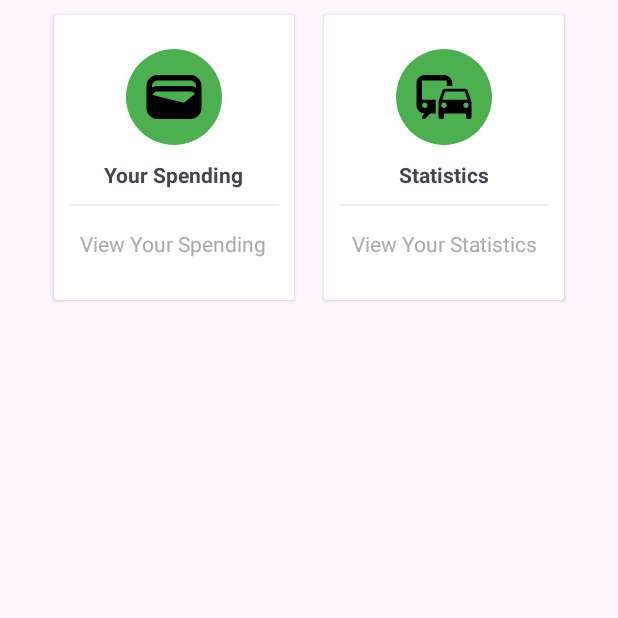
After one commit to elialuko/FinalYearProject, an Android app: the InsightsWelcome screen opened directly, with no data from a screen before it, on a phone screen of 412 x 824 dp, the top half of it. The commit adds this screen. Run offline under Robolectric (Android 15) with nearby library versions, the phone set to English and light mode, and no system bars.

Commit message:
Initial Commit

```diff
--- a/app/src/main/AndroidManifest.xml
+++ b/app/src/main/AndroidManifest.xml
@@ -18,6 +18,12 @@
         android:theme="@style/Theme.Busbooking"
         android:usesCleartextTraffic="true"
         tools:targetApi="31">
+        <activity
+            android:name=".InsightsWelcome"
+            android:exported="false" />
+        <activity
+            android:name=".Transactions"
+            android:exported="false" />
         <activity
             android:name=".AdminWelcome"
             android:exported="false" />
--- /dev/null
+++ b/app/src/main/java/com/example/busbooking/InsightsWelcome.java
@@ -0,0 +1,41 @@
+package com.example.busbooking;
+
+import androidx.appcompat.app.AppCompatActivity;
+import androidx.cardview.widget.CardView;
+
+import android.content.Intent;
+import android.os.Bundle;
+import android.view.View;
+
+public class InsightsWelcome extends AppCompatActivity implements View.OnClickListener {
+
+    CardView spending, statistics;
+
+    @Override
+    protected void onCreate(Bundle savedInstanceState) {
+        super.onCreate(savedInstanceState);
+        setContentView(R.layout.activity_insights_welcome);
+        spending = findViewById(R.id.spending_card);
+        statistics = findViewById(R.id.statistics_card);
+
+        spending.setOnClickListener(this);
+        statistics.setOnClickListener(this);
+    }
+
+    @Override
+    public void onClick(View v) {
+        Intent i;
+        String tag = (String) v.getTag();
+
+        switch (tag) {
+            case "spending":
+                i = new Intent(InsightsWelcome.this, Transactions.class);
+                startActivity(i);
+                break;
+            case "statistics":
+                i = new Intent(InsightsWelcome.this, Analytics.class);
+                startActivity(i);
+                break;
+        }
+    }
+}
--- a/app/src/main/java/com/example/busbooking/Welcome.java
+++ b/app/src/main/java/com/example/busbooking/Welcome.java
@@ -53,7 +53,7 @@ public class Welcome extends AppCompatActivity implements View.OnClickListener {
             case "tickets" : i = new Intent(Welcome.this, Profile.class);
             startActivity(i);
             break;
-            case "analytics" : i = new Intent(Welcome.this, Analytics.class);
+            case "analytics" : i = new Intent(Welcome.this, InsightsWelcome.class);
             startActivity(i);
             break;
             case "logout" : i = new Intent(Welcome.this, Logout.class);
--- /dev/null
+++ b/app/src/main/res/drawable/baseline_wallet_24.xml
@@ -0,0 +1,5 @@
+<vector android:height="24dp" android:tint="#000000"
+    android:viewportHeight="24" android:viewportWidth="24"
+    android:width="24dp" xmlns:android="http://schemas.android.com/apk/res/android">
+    <path android:fillColor="@android:color/white" android:pathData="M18,4H6C3.79,4 2,5.79 2,8v8c0,2.21 1.79,4 4,4h12c2.21,0 4,-1.79 4,-4V8C22,5.79 20.21,4 18,4zM16.14,13.77c-0.24,0.2 -0.57,0.28 -0.88,0.2L4.15,11.25C4.45,10.52 5.16,10 6,10h12c0.67,0 1.26,0.34 1.63,0.84L16.14,13.77zM6,6h12c1.1,0 2,0.9 2,2v0.55C19.41,8.21 18.73,8 18,8H6C5.27,8 4.59,8.21 4,8.55V8C4,6.9 4.9,6 6,6z"/>
+</vector>
--- /dev/null
+++ b/app/src/main/res/layout/activity_insights_welcome.xml
@@ -0,0 +1,103 @@
+<?xml version="1.0" encoding="utf-8"?>
+<LinearLayout xmlns:android="http://schemas.android.com/apk/res/android"
+    xmlns:app="http://schemas.android.com/apk/res-auto"
+    xmlns:tools="http://schemas.android.com/tools"
+    android:layout_width="match_parent"
+    android:layout_height="match_parent"
+    tools:context=".InsightsWelcome"
+    android:orientation="vertical">
+
+    <LinearLayout
+        android:layout_width="match_parent"
+        android:layout_height="wrap_content"
+        android:clipToPadding="false"
+        android:gravity="center">
+        <androidx.cardview.widget.CardView
+            android:id="@+id/spending_card"
+            android:tag="spending"
+            android:foreground="?android:attr/selectableItemBackground"
+            android:clickable="true"
+            android:layout_width="160dp"
+            android:layout_height="190dp"
+            android:layout_margin="10dp">
+            <LinearLayout
+                android:layout_width="match_parent"
+                android:layout_height="match_parent"
+                android:orientation="vertical"
+                android:gravity="center">
+                <ImageView
+                    android:layout_width="64dp"
+                    android:layout_height="64dp"
+                    android:background="@drawable/circlebackgroundgreen"
+                    android:src="@drawable/baseline_wallet_24"
+                    android:padding="10dp"
+                    />
+                <TextView
+                    android:layout_width="wrap_content"
+                    android:layout_height="wrap_content"
+                    android:textStyle="bold"
+                    android:layout_marginTop="10dp"
+                    android:text="Your Spending"/>
+                <View
+                    android:layout_width="match_parent"
+                    android:layout_height="1dp"
+                    android:background="@color/lightgray"
+                    android:layout_margin="10dp"/>
+                <TextView
+                    android:layout_width="wrap_content"
+                    android:layout_height="wrap_content"
+                    android:gravity="center"
+                    android:text="View Your Spending"
+                    android:padding="5dp"
+                    android:textColor="@android:color/darker_gray"/>
+            </LinearLayout>
+
+        </androidx.cardview.widget.CardView>
+
+
+        <androidx.cardview.widget.CardView
+            android:id="@+id/statistics_card"
+            android:tag="statistics"
+            android:foreground="?android:attr/selectableItemBackground"
+            android:clickable="true"
+            android:layout_width="160dp"
+            android:layout_height="190dp"
+            android:layout_margin="10dp">
+            <LinearLayout
+                android:layout_width="match_parent"
+                android:layout_height="match_parent"
+                android:orientation="vertical"
+                android:gravity="center">
+                <ImageView
+                    android:layout_width="64dp"
+                    android:layout_height="64dp"
+                    android:background="@drawable/circlebackgroundgreen"
+                    android:src="@drawable/baseline_commute_24"
+                    android:padding="10dp"
+                    />
+                <TextView
+                    android:layout_width="wrap_content"
+                    android:layout_height="wrap_content"
+                    android:textStyle="bold"
+                    android:layout_marginTop="10dp"
+                    android:text="Statistics"/>
+                <View
+                    android:layout_width="match_parent"
+                    android:layout_height="1dp"
+                    android:background="@color/lightgray"
+                    android:layout_margin="10dp"/>
+                <TextView
+                    android:layout_width="wrap_content"
+                    android:layout_height="wrap_content"
+                    android:gravity="center"
+                    android:text="View Your Statistics"
+                    android:padding="5dp"
+                    android:textColor="@android:color/darker_gray"/>
+
+            </LinearLayout>
+
+        </androidx.cardview.widget.CardView>
+
+    </LinearLayout>
+
+</LinearLayout>
--- a/app/src/main/res/layout/activity_welcome.xml
+++ b/app/src/main/res/layout/activity_welcome.xml
@@ -269,7 +269,7 @@
                     android:layout_height="wrap_content"
                     android:textStyle="bold"
                     android:layout_marginTop="10dp"
-                    android:text="Your Analytics"/>
+                    android:text="Insights"/>
                 <View
                     android:layout_width="match_parent"
                     android:layout_height="1dp"
@@ -279,7 +279,7 @@
                     android:layout_width="wrap_content"
                     android:layout_height="wrap_content"
                     android:gravity="center"
-                    android:text="View  Your Analytics"
+                    android:text="View  Your Insights"
                     android:padding="5dp"
                     android:textColor="@android:color/darker_gray"/>
             </LinearLayout>
```
Also changed, not shown: app/src/main/java/com/example/busbooking/Booking.java (+18 -1 lines), app/src/main/java/com/example/busbooking/Bookings.java (+11 -1 lines), app/src/main/java/com/example/busbooking/Transactions.java (added, +57 -0 lines), app/src/main/res/layout/activity_transactions.xml (added, +52 -0 lines).
